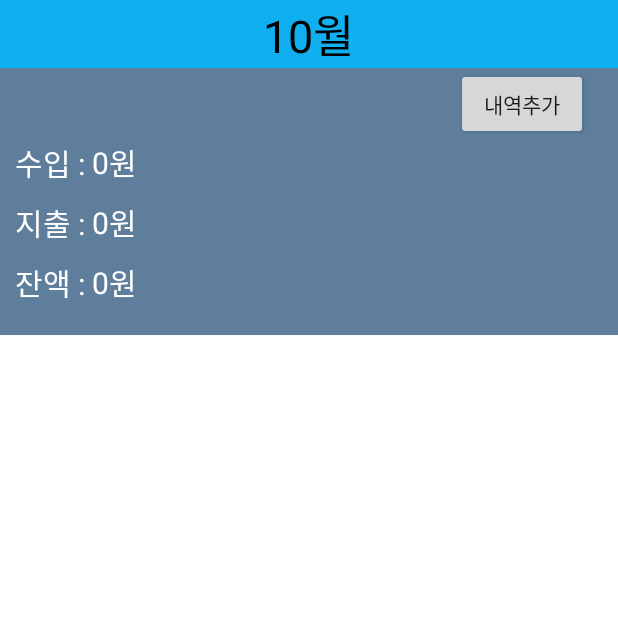
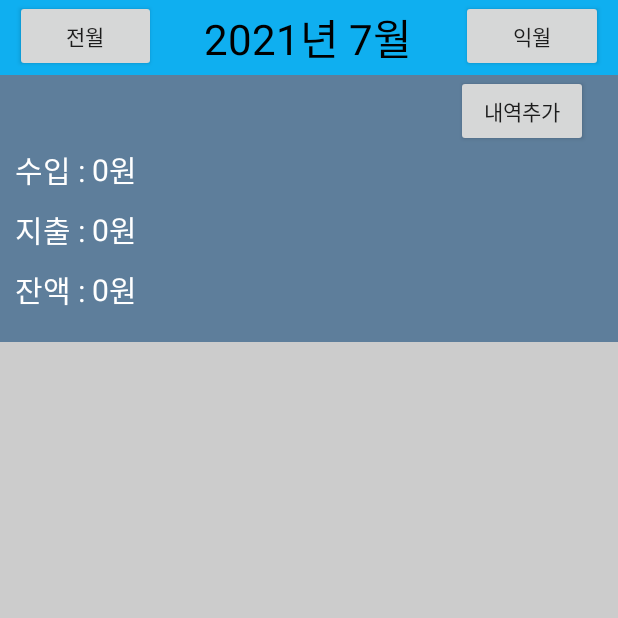
Before and after one commit to KeiPro/AccountBookProject, an Android app: the screen it shows after launch (MainActivity), on a phone screen of 412 x 824 dp, the top half of it. Run offline under Robolectric (Android 15) with nearby library versions, the phone set to English and light mode, and no system bars.

Commit message:
Color Change

```diff
--- a/app/src/main/java/com/example/accountbookproject/MainActivity.java
+++ b/app/src/main/java/com/example/accountbookproject/MainActivity.java
@@ -35,6 +35,7 @@ public class MainActivity extends Activity {
     protected void onCreate(Bundle savedInstanceState) {
         super.onCreate(savedInstanceState);
         setContentView(R.layout.activity_ab_main);
+        //setContentView(R.layout.activity_calendar);
 
         InitMainActivity();
     }
--- a/app/src/main/res/layout/activity_ab_main.xml
+++ b/app/src/main/res/layout/activity_ab_main.xml
@@ -9,15 +9,32 @@
         android:background="#0FAFF0"
         android:layout_width="match_parent"
         android:layout_height="wrap_content"
-        android:orientation="vertical">
+        android:weightSum="3"
+        android:orientation="horizontal">
+
+        <Button
+            android:layout_width = "30dp"
+            android:layout_height = "wrap_content"
+            android:layout_marginLeft="10dp"
+            android:layout_weight="1"
+            android:text = "전월"/>
 
         <TextView
             android:layout_width="wrap_content"
-            android:layout_height="wrap_content"
+            android:layout_height="50dp"
+            android:gravity="center"
             android:layout_gravity="center"
-            android:textSize  = "30dp"
+            android:layout_weight="1"
+            android:textSize  = "28dp"
             android:textColor = "#000000"
-            android:text = "10월" />
+            android:text = "2021년 7월" />
+
+        <Button
+            android:layout_width = "30dp"
+            android:layout_height = "wrap_content"
+            android:layout_marginRight="10dp"
+            android:layout_weight="1"
+            android:text = "익월"/>
 
     </LinearLayout>
 
@@ -148,7 +165,8 @@
 
     <ScrollView
         android:layout_width="match_parent"
-        android:layout_height="match_parent">
+        android:layout_height="match_parent"
+        android:background="#CCCCCC">
 
         <LinearLayout
             android:id="@+id/layout_history"
```
Also changed, not shown: app/src/main/res/layout/activity_calendar.xml (added, +100 -0 lines), app/src/main/res/layout/activity_inputpage.xml (+6 -4 lines), 2 other files.
